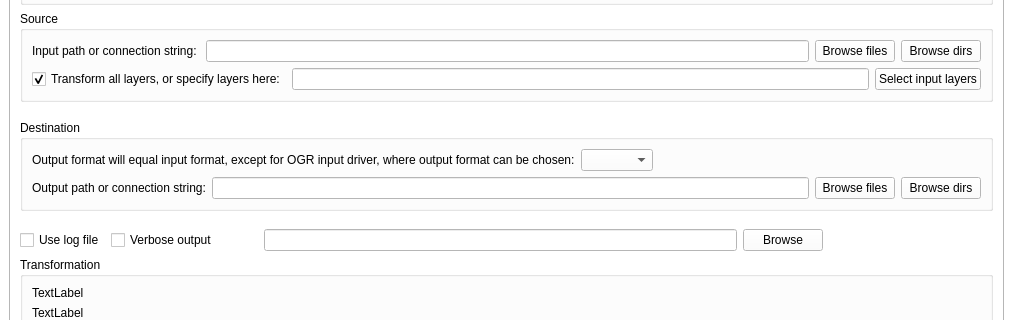
This is UI/GSTtrans.ui in MartinHvidberg/kmstrans_fra_SDFE_SEQ200131 as Qt 5 draws it before an edit; both pictures show x 0 to 1013 and y 121 to 441 of the 1013 by 714 pixel window. The edited form follows.
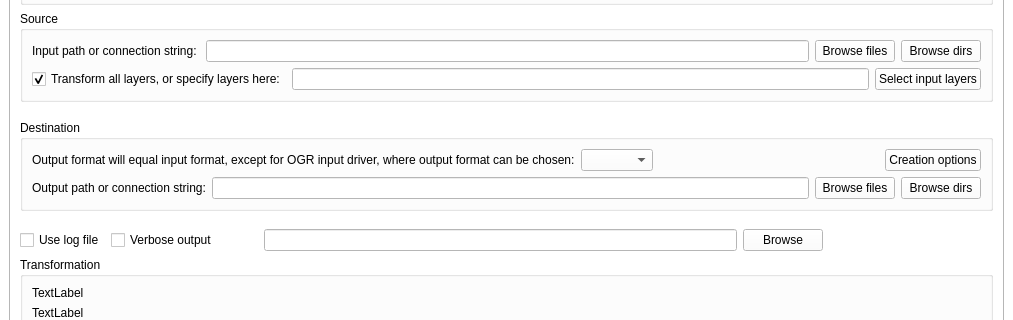
This is the edited form. Icons and pictures are not drawn.

Commit message: Did som work to close issue #1 Implemented creation options for data sets and layers. Will still need to distribute a proper gdal installation containing postgis and spatialite drivers on releases.

The edit to the form file:
```diff
--- a/UI/GSTtrans.ui
+++ b/UI/GSTtrans.ui
@@ -1306,7 +1306,12 @@
           </property>
           <layout class="QVBoxLayout" name="verticalLayout_10">
            <item>
+            <layout class="QHBoxLayout" name="horizontalLayout_4">
+             <item>
             <layout class="QFormLayout" name="formLayout">
+               <property name="fieldGrowthPolicy">
+                <enum>QFormLayout::AllNonFixedFieldsGrow</enum>
+               </property>
              <item row="0" column="0">
               <widget class="QLabel" name="lbl_f2f_ogrdriver">
                <property name="text">
@@ -1321,6 +1326,27 @@
                  <horstretch>0</horstretch>
                  <verstretch>0</verstretch>
                 </sizepolicy>
+                 </property>
+                </widget>
+               </item>
+              </layout>
+             </item>
+             <item>
+              <widget class="QPushButton" name="bt_f2f_creation_options">
+               <property name="sizePolicy">
+                <sizepolicy hsizetype="Fixed" vsizetype="Fixed">
+                 <horstretch>0</horstretch>
+                 <verstretch>0</verstretch>
+                </sizepolicy>
+               </property>
+               <property name="toolTip">
+                <string>Define OGR output driver creation options.</string>
+               </property>
+               <property name="whatsThis">
+                <string>Define OGR output driver creation options here. Refer to the OGR formats page (see help).</string>
+               </property>
+               <property name="text">
+                <string>Creation options</string>
                </property>
               </widget>
              </item>
```
Lines whose indentation alone changed are shown as unchanged. The commit also changes 13 other files.
